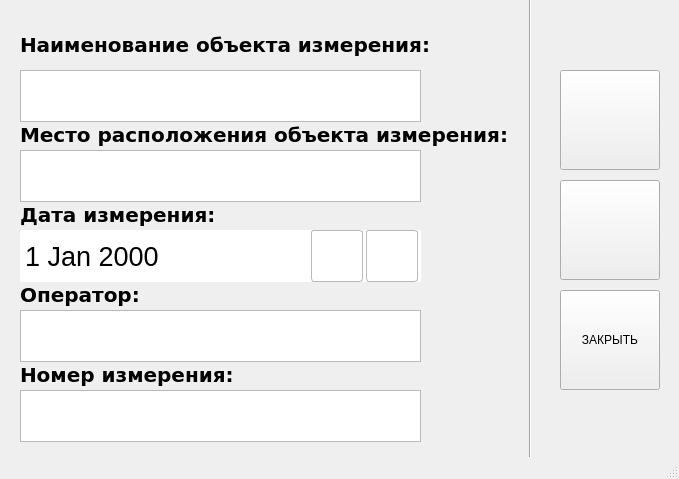
The window that secondUI.ui (kozlov174/raspberry_app) describes before a commit, drawn with Qt 5.
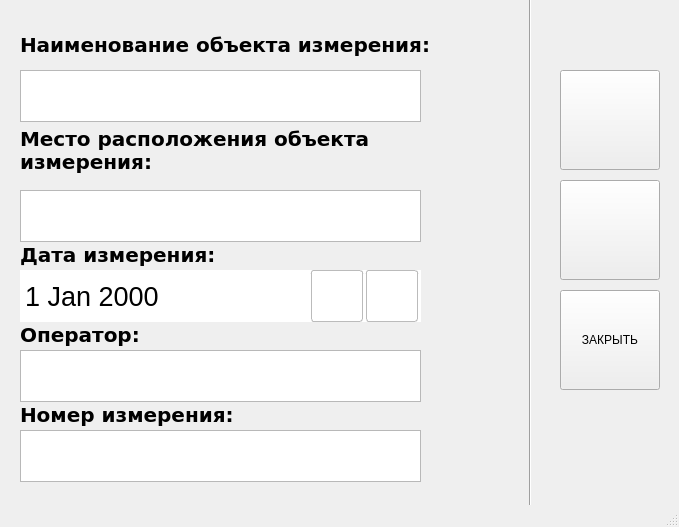
The same window after the commit. Icons and pictures are not drawn.

Diff of the .ui file:
```diff
--- a/secondUI.ui
+++ b/secondUI.ui
@@ -7,7 +7,7 @@
     <x>0</x>
     <y>0</y>
     <width>679</width>
-    <height>479</height>
+    <height>527</height>
    </rect>
   </property>
   <property name="windowTitle">
@@ -19,8 +19,8 @@
      <rect>
       <x>20</x>
       <y>110</y>
-      <width>491</width>
-      <height>51</height>
+      <width>351</width>
+      <height>81</height>
      </rect>
     </property>
     <property name="font">
@@ -37,12 +37,15 @@
     <property name="textFormat">
      <enum>Qt::RichText</enum>
     </property>
+    <property name="wordWrap">
+     <bool>true</bool>
+    </property>
    </widget>
    <widget class="QLabel" name="label_3">
     <property name="geometry">
      <rect>
       <x>20</x>
-      <y>190</y>
+      <y>230</y>
       <width>211</width>
       <height>51</height>
      </rect>
@@ -90,7 +93,7 @@
     <property name="geometry">
      <rect>
       <x>20</x>
-      <y>270</y>
+      <y>310</y>
       <width>211</width>
       <height>51</height>
      </rect>
@@ -148,7 +151,7 @@
     <property name="geometry">
      <rect>
       <x>20</x>
-      <y>150</y>
+      <y>190</y>
       <width>401</width>
       <height>52</height>
      </rect>
@@ -163,7 +166,7 @@
     <property name="geometry">
      <rect>
       <x>20</x>
-      <y>310</y>
+      <y>350</y>
       <width>401</width>
       <height>52</height>
      </rect>
@@ -197,7 +200,7 @@
     <property name="geometry">
      <rect>
       <x>20</x>
-      <y>350</y>
+      <y>390</y>
       <width>221</width>
       <height>51</height>
      </rect>
@@ -221,7 +224,7 @@
     <property name="geometry">
      <rect>
       <x>20</x>
-      <y>390</y>
+      <y>430</y>
       <width>401</width>
       <height>52</height>
      </rect>
@@ -249,7 +252,7 @@
     <property name="geometry">
      <rect>
       <x>20</x>
-      <y>230</y>
+      <y>270</y>
       <width>401</width>
       <height>52</height>
      </rect>
```
